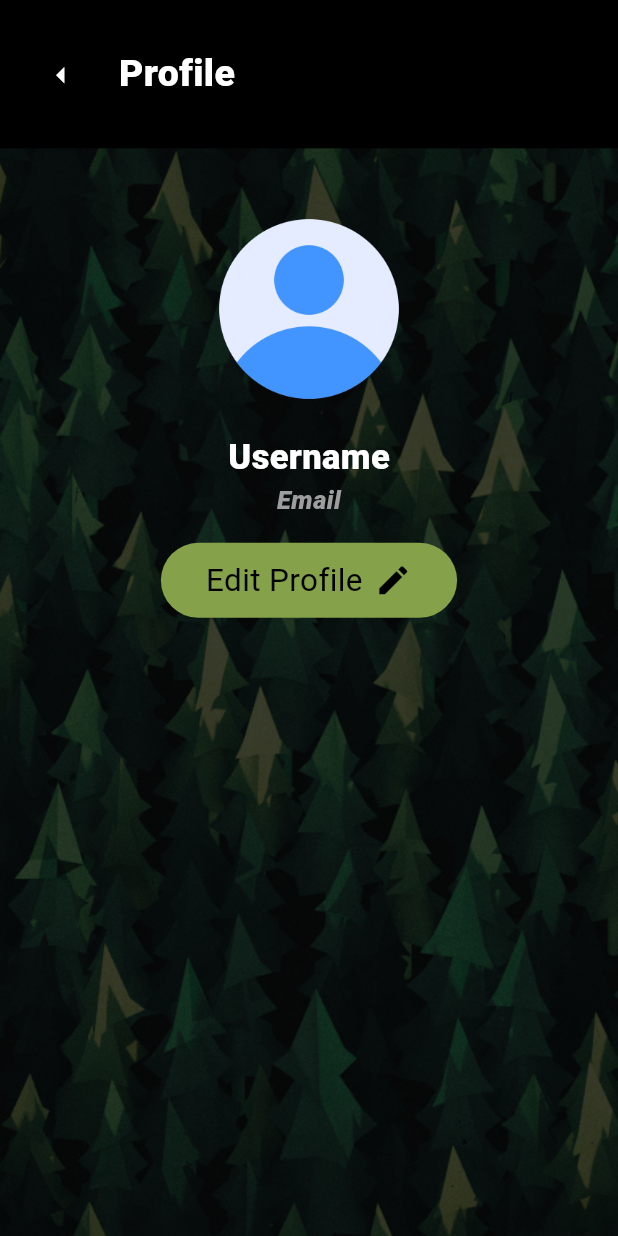
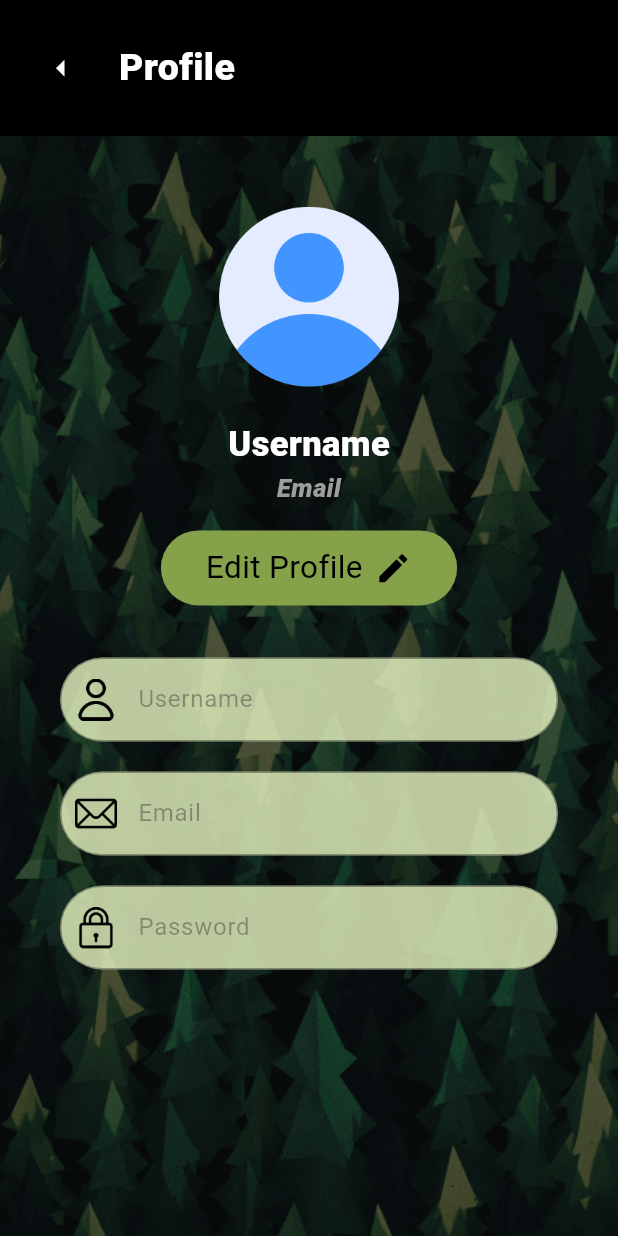
Before and after one commit to iNsoM22/chatapp, a Flutter app: the MyAccountProfileScreen screen opened by its route, on a phone screen of 412 x 824 dp. Run offline on Flutter 3.47's test engine with Material 3 defaults, Android fonts, the phone set to English and light mode, and no system bars; our stand-ins replace page_transition.

Commit message:
Change the File Structure + deleted unnecessary widgets.

```diff
--- /dev/null
+++ b/lib/screens/Dashboard/Account/profile_screen.dart
@@ -0,0 +1,153 @@
+import 'package:chatapp/widgets/background_scaffold.dart';
+import 'package:chatapp/widgets/buttons.dart';
+import 'package:chatapp/widgets/custom_appbar.dart';
+import 'package:chatapp/widgets/input_text_field.dart';
+import 'package:flutter/material.dart';
+import 'package:flutter/widgets.dart';
+
+class MyAccountProfileScreen extends StatefulWidget {
+  const MyAccountProfileScreen({super.key});
+
+  @override
+  State<MyAccountProfileScreen> createState() => _MyAccountProfileScreenState();
+}
+
+class _MyAccountProfileScreenState extends State<MyAccountProfileScreen> {
+  bool _isEditing = false;
+
+  final TextEditingController _usernameController =
+      TextEditingController(text: 'CurrentUsername');
+  final TextEditingController _emailController =
+      TextEditingController(text: 'current.email@example.com');
+  final TextEditingController _passwordController =
+      TextEditingController(text: '********');
+
+  void _toggleEdit() {
+    setState(() {
+      _isEditing = !_isEditing;
+    });
+  }
+
+  @override
+  Widget build(BuildContext context) {
+    final double height = MediaQuery.of(context).size.height;
+    final double width = MediaQuery.of(context).size.width;
+
+    return MyCustomBackgroudScaffold(
+      backgroundDarken: 0.6,
+      child: SingleChildScrollView(
+        scrollDirection: Axis.vertical,
+        child: Column(
+          children: [
+            MyCustomAppBar(
+              height: height * 0.11,
+              horizontalPadding: 30,
+              color: Colors.black,
+              titleColor: Colors.white,
+              title: 'Profile',
+              titleSize: 25,
+              leadingWidget: MyIconButtonLayout(
+                buttonIcon: Icons.arrow_left,
+                iconColor: Colors.white,
+                onClick: () {
+                  Navigator.pop(context);
+                },
+                iconSize: 21,
+                iconWeight: FontWeight.w600,
+              ),
+            ),
+            SizedBox(height: height * 0.03),
+            SizedBox(
+              width: width * 0.3,
+              height: height * 0.2,
+              child: ClipRect(
+                child: Image.asset('assets/images/Profile.png'),
+              ),
+            ),
+            const Text(
+              'Username',
+              style: TextStyle(
+                color: Colors.white,
+                fontSize: 23,
+                fontWeight: FontWeight.w800,
+              ),
+              overflow: TextOverflow.ellipsis,
+              maxLines: 2,
+            ),
+            const Text(
+              'Email',
+              style: TextStyle(
+                color: Colors.grey,
+                fontStyle: FontStyle.italic,
+                fontSize: 17,
+                fontWeight: FontWeight.w800,
+              ),
+              overflow: TextOverflow.ellipsis,
+              maxLines: 2,
+            ),
+            SizedBox(height: height * 0.02),
+            GestureDetector(
+              onTap: () => _toggleEdit(),
+              child: MyFormsButtonsLayout(
+                bgColor: const Color.fromARGB(255, 133, 161, 73),
+                suffixIcon: const Icon(
+                  Icons.edit,
+                  color: Colors.black,
+                  size: 25,
+                ),
+                fgColor: const Color.fromARGB(255, 0, 0, 0),
+                text: _isEditing ? 'Save' : 'Edit Profile',
+                height: 10,
+                width: 30,
+                roundedBorderRadius: 30,
+              ),
+            ),
+            SizedBox(height: height * 0.03),
+            _buildTextInputField(
+              controller: _usernameController,
+              hint: 'Username',
+              iconPath: 'assets/icons/user.png',
+              isEnabled: _isEditing,
+            ),
+            _buildTextInputField(
+              controller: _emailController,
+              hint: 'Email',
+              iconPath: 'assets/icons/mail.png',
+              isEnabled: _isEditing,
+            ),
+            _buildTextInputField(
+              controller: _passwordController,
+              hint: 'Password',
+              iconPath: 'assets/icons/lock.png',
+              isEnabled: _isEditing,
+              obscureText: true,
+            ),
+          ],
+        ),
+      ),
+    );
+  }
+
+  MyTextInputField _buildTextInputField({
+    required TextEditingController controller,
+    required String hint,
+    required String iconPath,
+    bool isEnabled = true,
+    bool obscureText = false,
+  }) {
+    return MyTextInputField(
+      isEnabled: isEnabled,
+      bgColor: const Color.fromARGB(213, 223, 237, 186),
+      padH: 40,
+      padV: 10,
+      textHint: hint,
+      keyboardType: TextInputType.text,
+      obscureText: obscureText,
+      prefixIcon: true,
+      imagePath: iconPath,
+      onChangedFunction: (text) {
+        // Handle change if needed
+      },
+    );
+  }
+}
--- a/lib/screens/homepage_screen.dart
+++ b/lib/screens/Dashboard/homepage_screen.dart
@@ -4,7 +4,7 @@ import 'package:chatapp/widgets/chatbox_creator.dart';
 import 'package:chatapp/widgets/custom_appbar.dart';
 import 'package:chatapp/widgets/recent_avators.dart';
 import 'package:chatapp/widgets/sidebar_widget.dart';
-import '../widgets/background_scaffold.dart';
+import '../../widgets/background_scaffold.dart';
 
 class MyChatHomePage extends StatefulWidget {
   const MyChatHomePage({super.key});
--- a/lib/screens/profile_screen.dart
+++ /dev/null
@@ -1,93 +0,0 @@
-import "package:chatapp/widgets/background_scaffold.dart";
-import "package:chatapp/widgets/buttons.dart";
-import "package:chatapp/widgets/custom_appbar.dart";
-import "package:flutter/material.dart";
-
-class MyAccountProfileScreen extends StatefulWidget {
-  const MyAccountProfileScreen({super.key});
-
-  @override
-  State<MyAccountProfileScreen> createState() => _MyAccountProfileScreenState();
-}
-
-class _MyAccountProfileScreenState extends State<MyAccountProfileScreen> {
-  @override
-  Widget build(BuildContext context) {
-    final double height = MediaQuery.of(context).size.height;
-    final double width = MediaQuery.of(context).size.width;
-
-    return MyCustomBackgroudScaffold(
-      backgroundDarken: 0.7,
-      child: SingleChildScrollView(
-        scrollDirection: Axis.vertical,
-        child: Column(
-          children: [
-            MyCustomAppBar(
-              height: height * 0.12,
-              horizontalPadding: 30,
-              color: Colors.black,
-              titleColor: Colors.white,
-              title: 'Profile',
-              titleSize: 25,
-              leadingWidget: MyIconButtonLayout(
-                buttonIcon: Icons.arrow_left,
-                iconColor: Colors.white,
-                onClick: () {
-                  Navigator.pop(context);
-                },
-                iconSize: 21,
-                iconWeight: FontWeight.w600,
-              ),
-            ),
-            SizedBox(
-              height: height * 0.03,
-            ),
-            SizedBox(
-              width: width * 0.3,
-              height: height * 0.2,
-              child: ClipRect(
-                child: Image.asset('assets/images/Profile.png'),
-              ),
-            ),
-            const Text(
-              'Username',
-              style: TextStyle(
-                  color: Colors.white,
-                  fontSize: 23,
-                  fontWeight: FontWeight.w800),
-              overflow: TextOverflow.ellipsis,
-              maxLines: 2,
-            ),
-            const Text(
-              'Email',
-              style: TextStyle(
-                color: Colors.grey,
-                fontStyle: FontStyle.italic,
-                fontSize: 17,
-                fontWeight: FontWeight.w800,
-              ),
-              overflow: TextOverflow.ellipsis,
-              maxLines: 2,
-            ),
-            SizedBox(
-              height: height * 0.02,
-            ),
-            const MyFormsButtonsLayout(
-              bgColor: Color.fromARGB(255, 133, 161, 73),
-              suffixIcon: Icon(
-                Icons.edit,
-                color: Colors.black,
-                size: 25,
-              ),
-              fgColor: Color.fromARGB(255, 0, 0, 0),
-              text: 'Edit Profile',
-              height: 10,
-              width: 30,
-              roundedBorderRadius: 30,
-            )
-          ],
-        ),
-      ),
-    );
-  }
-}
--- a/lib/widgets/input_text_field.dart
+++ b/lib/widgets/input_text_field.dart
@@ -1,4 +1,4 @@
-import "package:flutter/material.dart";
+import 'package:flutter/material.dart';
 
 class MyTextInputField extends StatelessWidget {
   const MyTextInputField({
@@ -6,32 +6,39 @@ class MyTextInputField extends StatelessWidget {
     required this.textHint,
     required this.keyboardType,
     required this.obscureText,
-    required this.prefixIcon,
+    this.prefixIcon = false,
     this.onChangedFunction,
     this.imagePath,
     this.trailingButton,
     this.onTap,
-    this.inputFieldHeight = 55,
+    this.isEnabled = true,
+    this.padH = 20.0,
+    this.padV = 60.0,
+    this.bgColor = Colors.grey,
   });
 
   final TextInputType keyboardType;
   final String textHint;
   final bool obscureText;
-  final bool? prefixIcon;
+  final bool prefixIcon;
   final Function(String)? onChangedFunction;
   final String? imagePath;
   final Widget? trailingButton;
   final VoidCallback? onTap;
-  final double inputFieldHeight;
+  final double padH;
+  final double padV;
+  final bool isEnabled;
+  final Color bgColor;
 
   @override
   Widget build(BuildContext context) {
-    return Row(
+    return Padding(
+      padding: EdgeInsets.symmetric(vertical: padV, horizontal: padH),
+      child: Row(
         children: [
           Expanded(
-          child: SizedBox(
-            height: inputFieldHeight,
             child: TextFormField(
+              enabled: isEnabled,
               keyboardType: keyboardType,
               obscureText: obscureText,
               textAlign: TextAlign.left,
@@ -39,8 +46,8 @@ class MyTextInputField extends StatelessWidget {
               decoration: InputDecoration(
                 filled: true,
                 hintText: textHint,
-                fillColor: Colors.grey.shade200,
-                prefixIcon: imagePath != null
+                fillColor: bgColor,
+                prefixIcon: prefixIcon && imagePath != null
                     ? Padding(
                         padding: const EdgeInsets.only(left: 10, right: 10),
                         child: Image.asset(
@@ -51,11 +58,11 @@ class MyTextInputField extends StatelessWidget {
                         ),
                       )
                     : null,
-                border:
-                    OutlineInputBorder(borderRadius: BorderRadius.circular(28)),
+                border: OutlineInputBorder(
+                  borderRadius: BorderRadius.circular(28),
+                ),
               ),
               onChanged: onChangedFunction,
-            ),
             ),
           ),
           if (trailingButton != null)
@@ -67,6 +74,7 @@ class MyTextInputField extends StatelessWidget {
               ),
             ),
         ],
+      ),
     );
   }
 }
--- a/pubspec.yaml
+++ b/pubspec.yaml
@@ -34,6 +34,8 @@ dependencies:
   # The following adds the Cupertino Icons font to your application.
   # Use with the CupertinoIcons class for iOS style icons.
   cupertino_icons: ^1.0.6
+  supabase_flutter: ^2.5.4
+  page_transition: ^2.1.0
 
 dev_dependencies:
   flutter_test:
@@ -44,7 +46,7 @@ dev_dependencies:
   # activated in the `analysis_options.yaml` file located at the root of your
   # package. See that file for information about deactivating specific lint
   # rules and activating additional ones.
-  flutter_lints: ^3.0.0
+  flutter_lints: ^4.0.0
 
 # For information on the generic Dart part of this file, see the
 # following page: https://dart.dev/tools/pub/pubspec
```
Also changed, not shown: lib/main.dart (+5 -5 lines), lib/screens/Forms/account_creation_screen.dart (renamed from lib/screens/account_creation_screen.dart, +9 -3 lines), lib/screens/Forms/login_screen.dart (renamed from lib/screens/login_screen.dart, +8 -4 lines), lib/screens/start_screen.dart (+40 -52 lines), lib/widgets/background_interface.dart (added, +42 -0 lines), lib/screens/Dashboard/Chats/chat_screen.dart (renamed from lib/screens/chat_screen.dart), pubspec.lock, 5 other files. Lines whose indentation alone changed are shown as unchanged.
